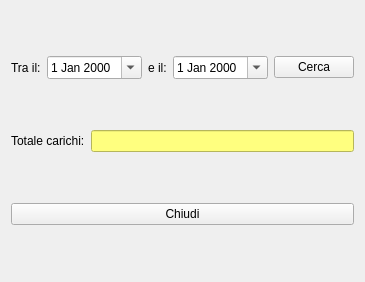
Qt form hloads.ui (fblabs/hamlet-mod-sancon) before a commit.
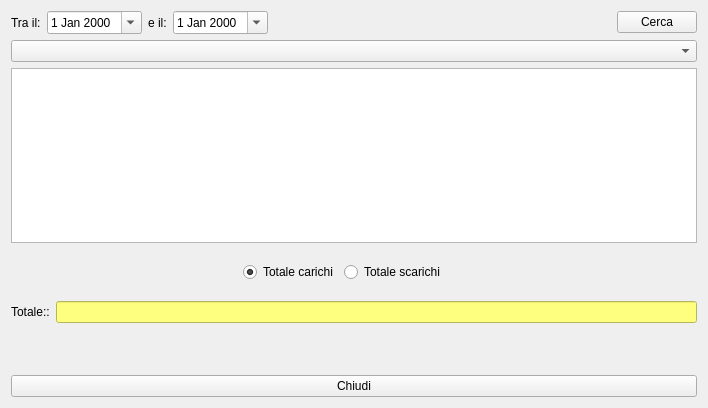
The same form after that commit. Icons and pictures are not drawn.

The edit to the form file:
```diff
--- a/hloads.ui
+++ b/hloads.ui
@@ -9,8 +9,8 @@
    <rect>
     <x>0</x>
     <y>0</y>
-    <width>253</width>
-    <height>282</height>
+    <width>708</width>
+    <height>408</height>
    </rect>
   </property>
   <property name="windowTitle">
@@ -48,7 +48,20 @@
       </widget>
      </item>
      <item>
-      <widget class="QPushButton" name="pushButton">
+      <spacer name="horizontalSpacer_3">
+       <property name="orientation">
+        <enum>Qt::Horizontal</enum>
+       </property>
+       <property name="sizeHint" stdset="0">
+        <size>
+         <width>40</width>
+         <height>20</height>
+        </size>
+       </property>
+      </spacer>
+     </item>
+     <item>
+      <widget class="QPushButton" name="pbSearch">
        <property name="text">
         <string>Cerca</string>
        </property>
@@ -60,12 +73,85 @@
      </item>
     </layout>
    </item>
+   <item>
+    <widget class="QComboBox" name="cbTipi"/>
+   </item>
+   <item>
+    <widget class="QListView" name="lvProducts">
+     <property name="editTriggers">
+      <set>QAbstractItemView::NoEditTriggers</set>
+     </property>
+     <property name="selectionBehavior">
+      <enum>QAbstractItemView::SelectRows</enum>
+     </property>
+    </widget>
+   </item>
+   <item>
+    <layout class="QHBoxLayout" name="horizontalLayout_3">
+     <item>
+      <spacer name="horizontalSpacer">
+       <property name="orientation">
+        <enum>Qt::Horizontal</enum>
+       </property>
+       <property name="sizeHint" stdset="0">
+        <size>
+         <width>40</width>
+         <height>20</height>
+        </size>
+       </property>
+      </spacer>
+     </item>
+     <item>
+      <widget class="QRadioButton" name="rbLoads">
+       <property name="text">
+        <string>Totale carichi</string>
+       </property>
+       <property name="checked">
+        <bool>true</bool>
+       </property>
+      </widget>
+     </item>
+     <item>
+      <widget class="QRadioButton" name="rbUnloads">
+       <property name="text">
+        <string>Totale scarichi</string>
+       </property>
+      </widget>
+     </item>
+     <item>
+      <spacer name="horizontalSpacer_2">
+       <property name="orientation">
+        <enum>Qt::Horizontal</enum>
+       </property>
+       <property name="sizeHint" stdset="0">
+        <size>
+         <width>40</width>
+         <height>20</height>
+        </size>
+       </property>
+      </spacer>
+     </item>
+     <item>
+      <spacer name="verticalSpacer">
+       <property name="orientation">
+        <enum>Qt::Vertical</enum>
+       </property>
+       <property name="sizeHint" stdset="0">
+        <size>
+         <width>20</width>
+         <height>64</height>
+        </size>
+       </property>
+      </spacer>
+     </item>
+    </layout>
+   </item>
    <item>
     <layout class="QHBoxLayout" name="horizontalLayout_2">
      <item>
       <widget class="QLabel" name="label_3">
        <property name="text">
-        <string>Totale carichi:</string>
+        <string>Totale::</string>
        </property>
       </widget>
      </item>
@@ -81,6 +167,19 @@
      </item>
     </layout>
    </item>
+   <item>
+    <spacer name="verticalSpacer_2">
+     <property name="orientation">
+      <enum>Qt::Vertical</enum>
+     </property>
+     <property name="sizeHint" stdset="0">
+      <size>
+       <width>20</width>
+       <height>63</height>
+      </size>
+     </property>
+    </spacer>
+   </item>
    <item>
     <widget class="QPushButton" name="pbClose">
      <property name="text">
```
Left out of the diff: 2 changed lines with no effect on the pictures.
